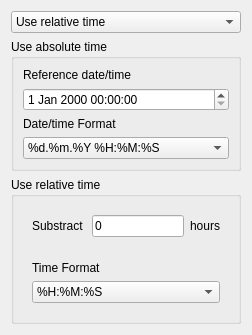
Old version of the form crayfish/ui/crayfish_viewer_time_options_dialog_widget.ui in the repository lutraconsulting/qgis-crayfish-plugin.
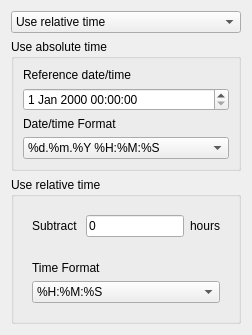
New version of the form.

Commit message: substract -> subtract

The edit to the form file:
```diff
--- a/crayfish/ui/crayfish_viewer_time_options_dialog_widget.ui
+++ b/crayfish/ui/crayfish_viewer_time_options_dialog_widget.ui
@@ -148,7 +148,7 @@
          <item>
           <widget class="QLabel" name="label_2">
            <property name="text">
-            <string>Substract </string>
+            <string>Subtract </string>
            </property>
           </widget>
          </item>
```
Left out of the diff: 2 changed lines with no effect on the pictures. The commit also changes 4 other files.
